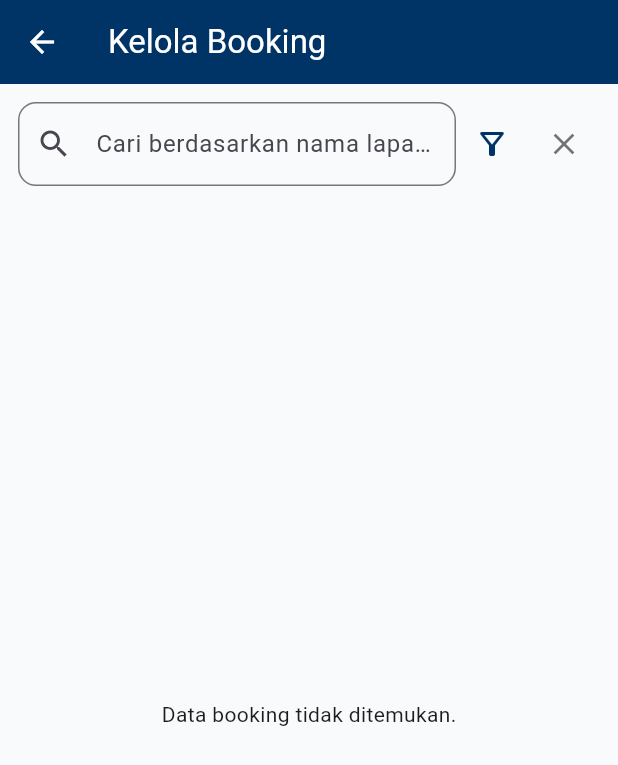
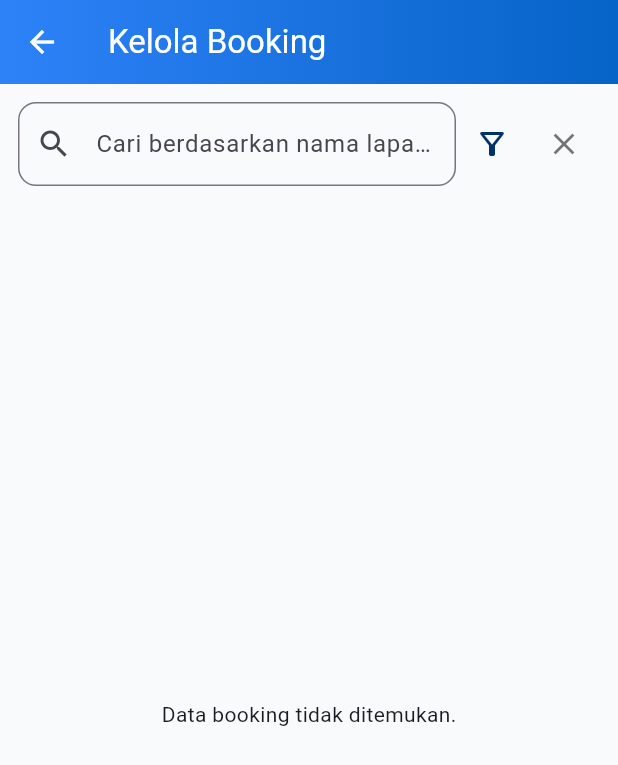
Before and after one commit to mirelsimanjorang/Booking_Net_Mirel, a Flutter app: the ManageBookingScreen screen opened directly, on a phone screen of 412 x 824 dp. Shown: the top 765 px of the screen. Run offline on Flutter 3.47's test engine with Material 3 defaults, Android fonts, the light colour scheme and no system bars; our stand-ins replace geocoding, image_picker, location, sqflite; accounts and stored records are empty.

Commit message:
memperbaiki header nyaaa agar rapi

```diff
--- a/lib/screens/manage_booking_screen.dart
+++ b/lib/screens/manage_booking_screen.dart
@@ -226,13 +226,28 @@ class _ManageBookingScreenState extends State<ManageBookingScreen> {
       onWillPop: _onWillPop,
       child: Scaffold(
         backgroundColor: const Color(0xFFF9FAFB),
-        appBar: AppBar(
-          title: const Text(
-            'Kelola Booking',
-            style: TextStyle(color: Colors.white),
+        appBar: PreferredSize(
+          preferredSize: const Size.fromHeight(kToolbarHeight),
+          child: AppBar(
+            automaticallyImplyLeading: true,
+            flexibleSpace: Container(
+              decoration: const BoxDecoration(
+                gradient: LinearGradient(
+                  colors: [Color(0xFF2E82F8), Color(0xFF0663C7)],
+                  begin: Alignment.centerLeft,
+                  end: Alignment.centerRight,
+                ),
+              ),
+            ),
+            iconTheme: const IconThemeData(color: Colors.white),
+            title: const Text(
+              'Kelola Booking',
+              style: TextStyle(color: Colors.white),
+            ),
+            centerTitle: false,
+            backgroundColor: Colors.transparent,
+            elevation: 0,
           ),
-          backgroundColor: const Color(0xFF003366),
-          iconTheme: const IconThemeData(color: Colors.white),
         ),
         body: Column(
           children: [
```
